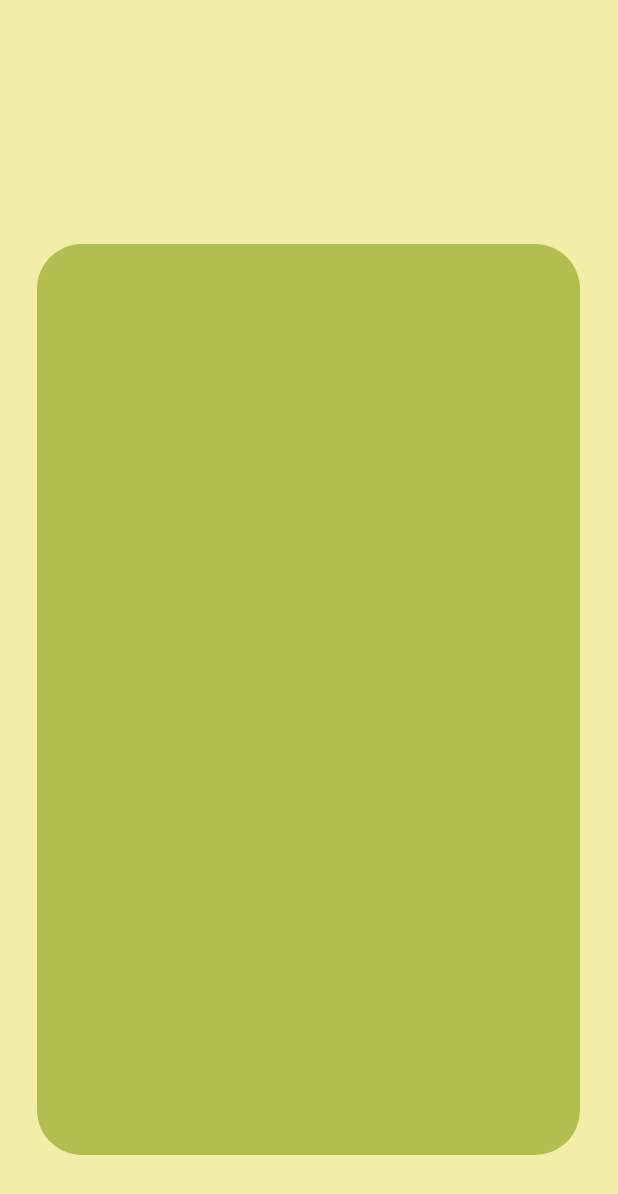
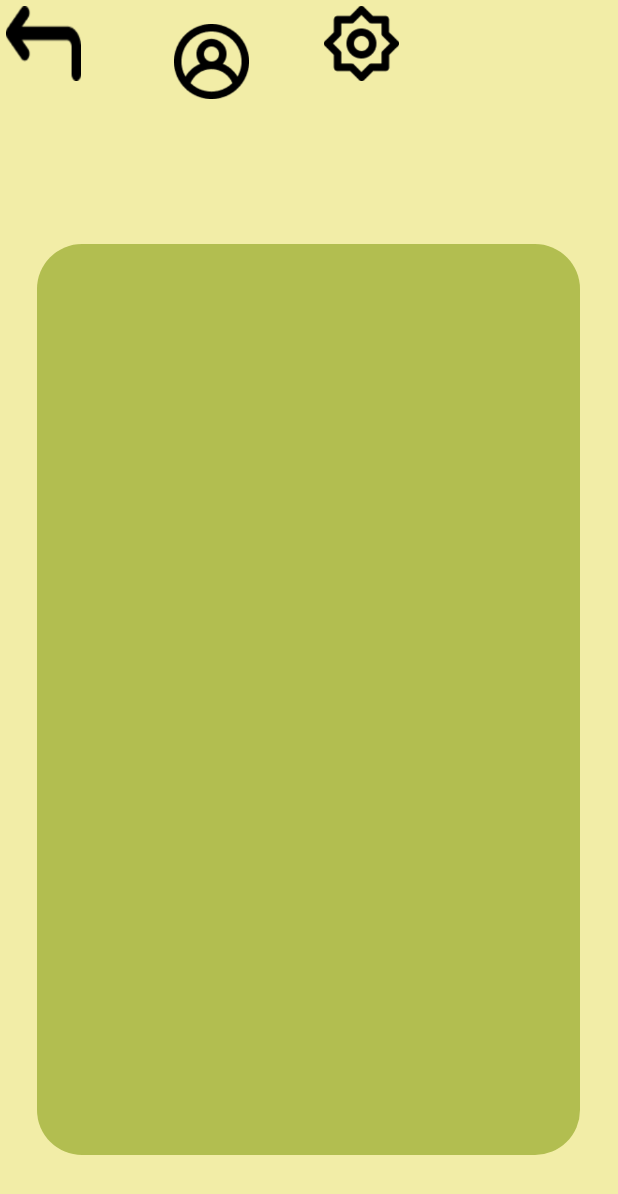
Before and after one commit to Alba-18/Work-out-, an Android app: the layout activity_main_screen.xml on its own in the app's theme, with its tools: preview values and no code run, on a phone screen of 412 x 824 dp. Shown: the top 1194 px of the screen. Run offline under Robolectric (Android 15) with nearby library versions, the phone set to English and light mode, and no system bars.

Commit message:
new icons

```diff
--- a/app/src/main/res/drawable/arrow_back.xml
+++ /dev/null
@@ -1,11 +0,0 @@
-<vector xmlns:android="http://schemas.android.com/apk/res/android"
-    android:width="24dp"
-    android:height="24dp"
-    android:viewportWidth="24"
-    android:viewportHeight="24"
-    android:tint="?attr/colorControlNormal"
-    android:autoMirrored="true">
-  <path
-      android:fillColor="@android:color/white"
-      android:pathData="M20,11H7.83l5.59,-5.59L12,4l-8,8 8,8 1.41,-1.41L7.83,13H20v-2z"/>
-</vector>
--- a/app/src/main/res/layout/activity_main_screen.xml
+++ b/app/src/main/res/layout/activity_main_screen.xml
@@ -5,12 +5,51 @@
     android:background="#F2EDA7"
     xmlns:app="http://schemas.android.com/apk/res-auto">
 
+    <androidx.appcompat.widget.AppCompatButton
+        android:id="@+id/gobackmain"
+        android:layout_width="50dp"
+        android:layout_height="50dp"
+
+        android:layout_gravity="center_vertical"
+        android:layout_marginHorizontal="25sp"
+        android:layout_marginStart="4dp"
+        android:layout_marginTop="4dp"
+        android:background="@drawable/arrow_back"
+        app:layout_constraintStart_toStartOf="parent"
+        app:layout_constraintTop_toTopOf="parent" />
+
+    <androidx.appcompat.widget.AppCompatButton
+        android:id="@+id/settingsmain"
+        android:layout_width="50dp"
+        android:layout_height="50dp"
+
+        android:layout_gravity="center_vertical"
+        android:layout_marginHorizontal="25sp"
+        android:layout_marginStart="216dp"
+        android:layout_marginTop="4dp"
+        android:background="@drawable/settings"
+        app:layout_constraintStart_toStartOf="parent"
+        app:layout_constraintTop_toTopOf="parent" />
+
+    <androidx.appcompat.widget.AppCompatButton
+        android:id="@+id/profilesmain"
+        android:layout_width="50dp"
+        android:layout_height="50dp"
+
+        android:layout_gravity="center_vertical"
+        android:layout_marginHorizontal="25sp"
+        android:layout_marginStart="116dp"
+        android:layout_marginTop="16dp"
+        android:background="@drawable/profile"
+        app:layout_constraintStart_toStartOf="parent"
+        app:layout_constraintTop_toTopOf="parent" />
 
     <FrameLayout
         android:id="@+id/frameLayout2"
         android:layout_width="362dp"
         android:layout_height="607dp"
         android:background="@drawable/shape"
+
 
         app:layout_constraintBottom_toBottomOf="parent"
         app:layout_constraintEnd_toEndOf="parent"
@@ -22,4 +61,5 @@
 
     </FrameLayout>
 
+
 </androidx.constraintlayout.widget.ConstraintLayout>
```
Also changed, not shown: app/src/main/res/drawable/arrow_back.png (added), app/src/main/res/drawable/help.png (added), app/src/main/res/drawable/profile.png (added), app/src/main/res/drawable/settings.png (added).
